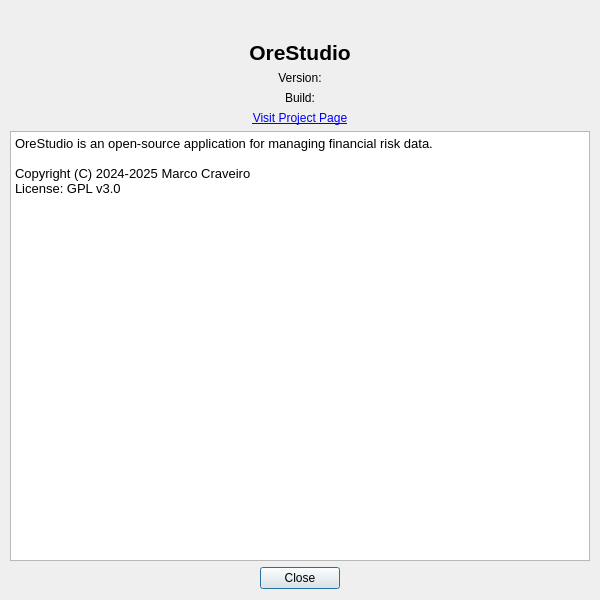
Qt form projects/ores.qt/AboutDialog.ui (OreStudio/OreStudio) before a commit.
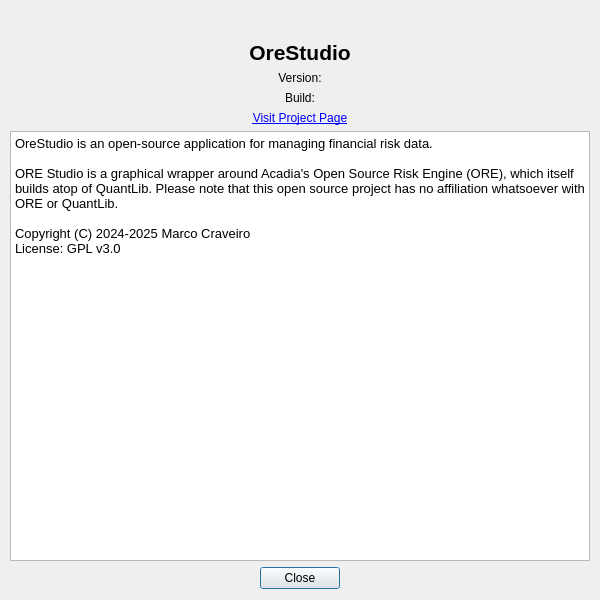
The same form after that commit. Icons and pictures are not drawn.

Commit message: [qt] Improve about dialog text

Patch:
```diff
--- a/projects/ores.qt/AboutDialog.ui
+++ b/projects/ores.qt/AboutDialog.ui
@@ -149,6 +149,8 @@
 &lt;/style&gt;&lt;/head&gt;&lt;body style=&quot; font-family:'Noto Sans'; font-size:10pt; font-weight:400; font-style:normal;&quot;&gt;
 &lt;p style=&quot; margin-top:0px; margin-bottom:0px; margin-left:0px; margin-right:0px; -qt-block-indent:0; text-indent:0px;&quot;&gt;OreStudio is an open-source application for managing financial risk data.&lt;/p&gt;
 &lt;p style=&quot;-qt-paragraph-type:empty; margin-top:0px; margin-bottom:0px; margin-left:0px; margin-right:0px; -qt-block-indent:0; text-indent:0px;&quot;&gt;&lt;br /&gt;&lt;/p&gt;
+&lt;p style=&quot; margin-top:0px; margin-bottom:0px; margin-left:0px; margin-right:0px; -qt-block-indent:0; text-indent:0px;&quot;&gt;ORE Studio is a graphical wrapper around Acadia's Open Source Risk Engine (ORE), which itself builds atop of QuantLib. Please note that this open source project has no affiliation whatsoever with ORE or QuantLib.&lt;/p&gt;
+&lt;p style=&quot;-qt-paragraph-type:empty; margin-top:0px; margin-bottom:0px; margin-left:0px; margin-right:0px; -qt-block-indent:0; text-indent:0px;&quot;&gt;&lt;br /&gt;&lt;/p&gt;
 &lt;p style=&quot; margin-top:0px; margin-bottom:0px; margin-left:0px; margin-right:0px; -qt-block-indent:0; text-indent:0px;&quot;&gt;Copyright (C) 2024-2025 Marco Craveiro&lt;/p&gt;
 &lt;p style=&quot; margin-top:0px; margin-bottom:0px; margin-left:0px; margin-right:0px; -qt-block-indent:0; text-indent:0px;&quot;&gt;License: GPL v3.0&lt;/p&gt;&lt;/body&gt;&lt;/html&gt;</string>
      </property>
```
